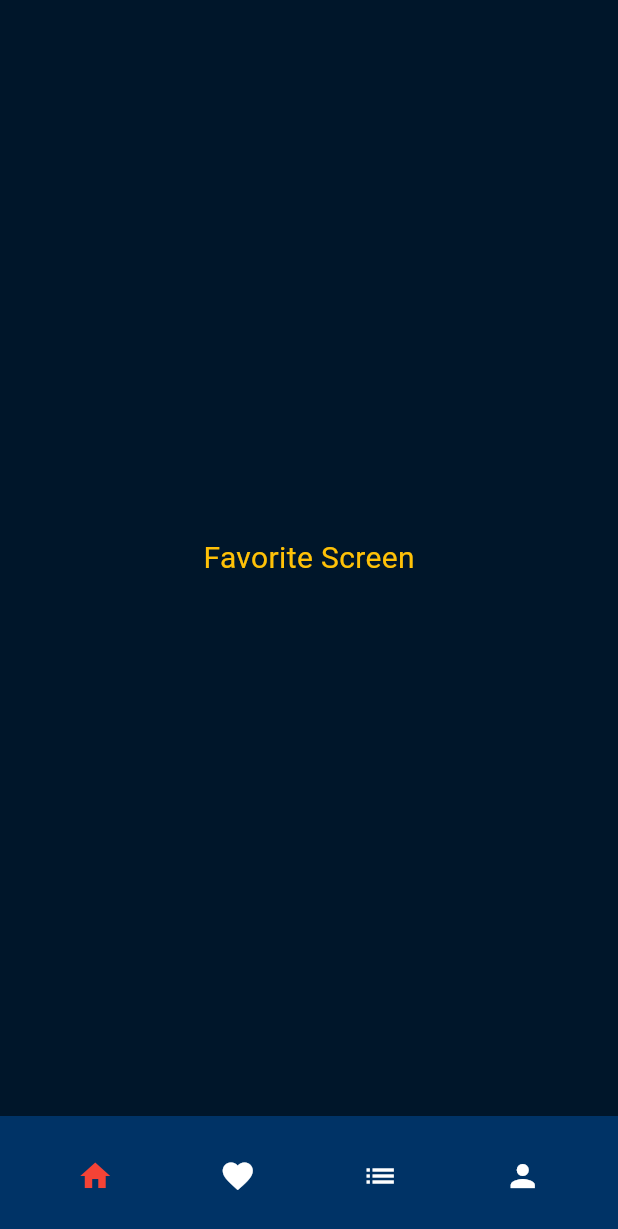
After one commit to iam-hosseindarvishi/daily_quotes, a Flutter app: the screen it shows after launch, item 2 of the bottom bar chosen, after a tap on the "favorite" icon, on a phone screen of 412 x 824 dp. The commit adds this screen. Shown: the top 1229 px of the screen. Run offline on Flutter 3.47's test engine with Material 3 defaults, Android fonts, the phone set to English and light mode, and no system bars.

Commit message:
last change

```diff
--- /dev/null
+++ b/lib/Features/Favorite/Screens/favorite_screen.dart
@@ -0,0 +1,19 @@
+import 'package:daily_quotes/Features/Home/widgets/bottom_app_bar.dart';
+import 'package:flutter/material.dart';
+
+class FavoriteScreen extends StatelessWidget {
+  const FavoriteScreen({super.key});
+
+  @override
+  Widget build(BuildContext context) {
+    return const Scaffold(
+      body: Center(
+        child: Text(
+          "Favorite Screen",
+          style: TextStyle(color: Colors.amber, fontSize: 20),
+        ),
+      ),
+      bottomNavigationBar: HomeBottomAppBar(),
+    );
+  }
+}
--- a/lib/Features/Home/widgets/bottom_app_bar.dart
+++ b/lib/Features/Home/widgets/bottom_app_bar.dart
@@ -1,3 +1,4 @@
+import 'package:daily_quotes/Features/Favorite/Screens/favorite_screen.dart';
 import 'package:flutter/material.dart';
 
 class HomeBottomAppBar extends StatelessWidget {
@@ -24,7 +25,13 @@ class HomeBottomAppBar extends StatelessWidget {
           IconButton(
             icon: const Icon(Icons.favorite),
             color: Colors.white,
-            onPressed: () {}, // عملکرد دکمه علاقه‌مندی
+            onPressed: () {
+              Navigator.push(
+                  context,
+                  MaterialPageRoute(
+                    builder: (context) => const FavoriteScreen(),
+                  ));
+            }, // عملکرد دکمه علاقه‌مندی
           ),
           IconButton(
             icon: const Icon(Icons.list),
```
Also changed, not shown: lib/Features/Profile/Screens/profile_screen.dart (added, +17 -0 lines), lib/Features/Settings/Screens/settings_screen.dart (added, +17 -0 lines), lib/Features/quotes/screens/new_quote.dart (+4 -20 lines), lib/Features/quotes/widgets/drop_dwon.dart (added, +35 -0 lines).
